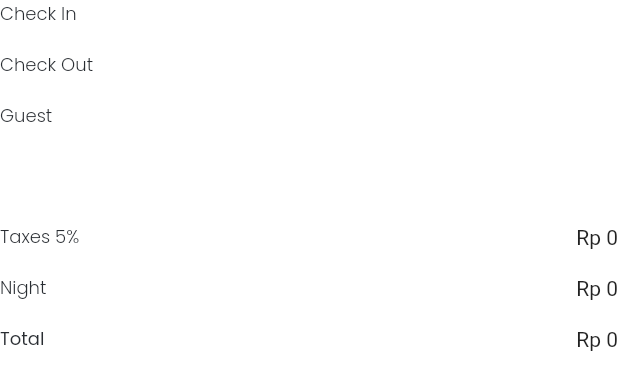
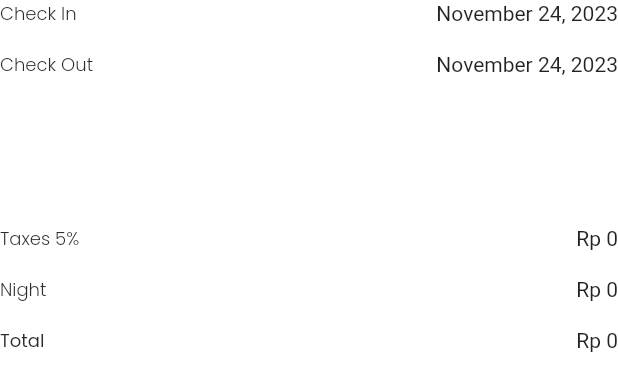
Before and after one commit to Team2-CapstoneProject/Flutter, a Flutter app: the CustomTicket widget shown alone on an empty page, opened directly with empty values, on a phone screen of 412 x 824 dp. Shown: the top 391 px of the screen. Run offline on Flutter 3.47's test engine with Material 2 defaults, Android fonts, the light colour scheme and no system bars; our stand-ins replace bloc, carousel_slider, dartz, easy_localization, flutter_bloc, flutter_rating_bar and 8 more; missing offline and left inert: ticket_widget; accounts and stored records are empty; network calls fail; project files that could hold a hidden picture were left out.

Commit message:
add detail transaction

```diff
--- a/lib/presentation/pages/detail/widgets/detail_payment_page.dart
+++ b/lib/presentation/pages/detail/widgets/detail_payment_page.dart
@@ -53,6 +53,8 @@ class _DetailPaymentPageState extends State<DetailPaymentPage> {
                 taxes: payment.taxes,
                 night: payment.night,
                 total: payment.total,
+                checkin: payment.tglCheckin,
+                checkout: payment.tglCheckout,
               )
             ],
           )
--- a/lib/presentation/pages/history/widgets/history_transaction_ticket.dart
+++ b/lib/presentation/pages/history/widgets/history_transaction_ticket.dart
@@ -79,7 +79,7 @@ class _HistoryTransactionTicketState extends State<HistoryTransactionTicket> {
                           name: data.fullName,
                           checkIn: data.tglCheckin,
                           checkOut: data.tglCheckout,
-                          guest: data.nGuest,
+                          // guest: data.nGuest,
                         ),
                       ],
                     );
--- a/lib/presentation/widgets/custom_ticket.dart
+++ b/lib/presentation/widgets/custom_ticket.dart
@@ -5,6 +5,8 @@ import 'package:flutter/material.dart';
 import 'package:ticket_widget/ticket_widget.dart';
 
 class CustomTicket extends StatelessWidget {
+  final DateTime checkin;
+  final DateTime checkout;
   final int taxes;
   final int night;
   final int total;
@@ -12,7 +14,9 @@ class CustomTicket extends StatelessWidget {
       {super.key,
       required this.taxes,
       required this.night,
-      required this.total});
+      required this.total,
+      required this.checkin,
+      required this.checkout});
 
   @override
   Widget build(BuildContext context) {
@@ -26,6 +30,7 @@ class CustomTicket extends StatelessWidget {
         crossAxisAlignment: CrossAxisAlignment.start,
         children: [
           Row(
+            mainAxisAlignment: MainAxisAlignment.spaceBetween,
             children: [
               Text(
                 'Check In',
@@ -34,35 +39,27 @@ class CustomTicket extends StatelessWidget {
                   fontWeight: light,
                 ),
               ),
+              Text(Utils.dateTimeFormat4(checkin))
             ],
           ),
           const SizedBox(
             height: 16.0,
           ),
-          Text(
-            'Check Out',
-            style: darkGreyTextStyle.copyWith(
-              fontSize: 12,
-              fontWeight: light,
-            ),
-          ),
-          const SizedBox(
-            height: 16.0,
-          ),
           Row(
+            mainAxisAlignment: MainAxisAlignment.spaceBetween,
             children: [
               Text(
-                'Guest',
+                'Check Out',
                 style: darkGreyTextStyle.copyWith(
                   fontSize: 12,
                   fontWeight: light,
                 ),
               ),
-              // Text()
+              Text(Utils.dateTimeFormat4(checkout)),
             ],
           ),
           const SizedBox(
-            height: 30.0,
+            height: 65.0,
           ),
           MySeparator(height: 3, color: whiteColor),
           const SizedBox(
```
Also changed, not shown: lib/common/utils.dart (+7 -0 lines), lib/data/datasources/remote/profile_remote_datasource.dart (+0 -21 lines), lib/data/datasources/remote/transaction_remote_datasource.dart (+7 -4 lines), lib/data/models/request/register_request_model.dart (+0 -16 lines), lib/data/models/request/transaction_request_model.dart (+16 -8 lines), lib/data/models/response/history_transaction_response_model.dart (+0 -71 lines), lib/data/models/response/home_response_model.dart (+0 -252 lines), lib/data/models/response/transaction_response_model.dart (+12 -8 lines), lib/presentation/pages/detail/widgets/detail_date_page.dart (+140 -42 lines), lib/presentation/pages/history/widgets/history_review.dart (+13 -2 lines), lib/presentation/pages/history/widgets/history_ticket.dart (+26 -25 lines).
